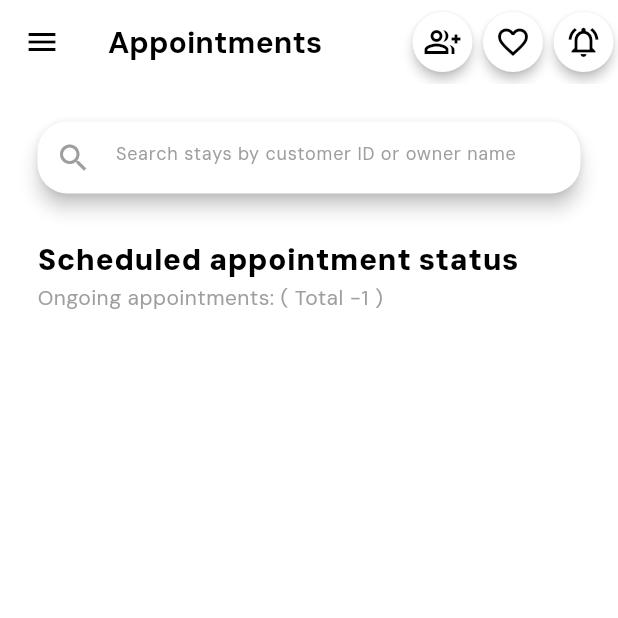
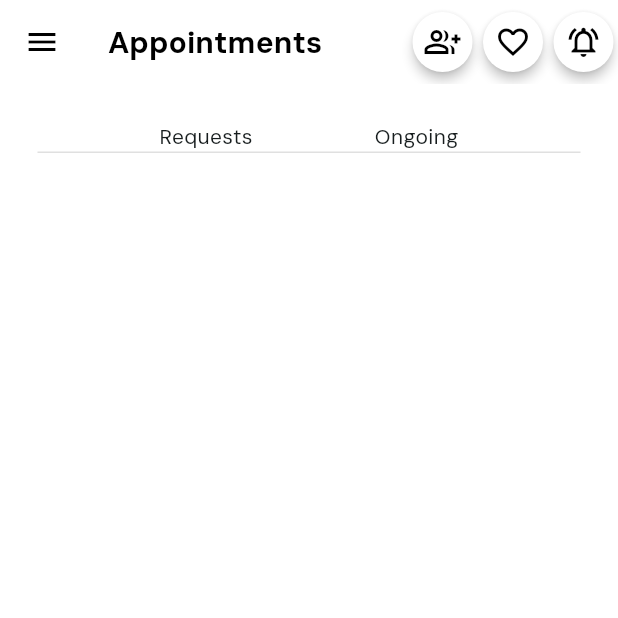
Before and after one commit to adahaggarwal/repdun, a Flutter app: the Appointments screen opened directly, on a phone screen of 412 x 824 dp, the top half of it. Run offline on Flutter 3.47's test engine with Material 3 defaults, Android fonts, the phone set to English and light mode, and no system bars; our stand-ins replace fluttertoast.

Commit message:
statech appointments

```diff
--- a/lib/screens/appointments.dart
+++ b/lib/screens/appointments.dart
@@ -2,47 +2,77 @@ import 'package:flutter/material.dart';
 import 'package:repdun/widgets/_buildAppBar.dart';
 import 'package:repdun/widgets/headText.dart';
 
-class Appointments extends StatelessWidget{
+class Appointments extends StatefulWidget {
+
+
+  @override
+  State<Appointments> createState() => _AppointmentsState();
+}
+
+class _AppointmentsState extends State<Appointments> {
+  String? selv = "request";
 
   @override
   Widget build(BuildContext context) {
-
     return Scaffold(
       backgroundColor: Colors.white,
       appBar: CustomAppBar(title: "Appointments"),
       body: SingleChildScrollView(
         child: Padding(
-          padding:const EdgeInsets.all(25.0),
+          padding: const EdgeInsets.all(25.0),
           child: Column(
             crossAxisAlignment: CrossAxisAlignment.start,
             children: [
-              Material(
-                elevation: 5,
-                color: Colors.white,
-                borderRadius: BorderRadius.circular(20),
-                child: TextField(
+              Container(
+                decoration: BoxDecoration(
+                  border: Border(
+                    bottom: BorderSide(color: Colors.grey.shade300, width: 1.0),
+                  ),
+                ),
+                child: Row(
+                  mainAxisAlignment: MainAxisAlignment.spaceEvenly,
+                  children: [
+                    GestureDetector(
+                      onTap: () {
+                        setState(() {
+                          selv = "request";
+                        });
+                      },
+                      child: Text("Requests"),
+                    ),
+                    GestureDetector(
+                      onTap: (){
+                        setState(() {
+                          selv = "ongoing";
+                        });
+                      },
+                      child: Text("Ongoing")),
+                  ],
+                ),
 
-                  decoration: InputDecoration(
-                    hintText: "Search stays by customer ID or owner name",
-                    border: InputBorder.none,
-                    prefixIcon: Icon(Icons.search,color: Colors.grey,),
-                    hintStyle: TextStyle(
-                      color: Colors.grey,
-                      fontSize: 12)
-                  )
-                ),
               ),
-              SizedBox(height: 30,),
-              Headtext(text: "Scheduled appointment status"),
-              Text("Ongoing appointments: ( Total -1 )", style: TextStyle(
-                color: Colors.grey
-              ),)
+              Expanded(
+                flex: 3,
+                child: Container(
+                  child: Column(
+                   crossAxisAlignment: CrossAxisAlignment.start,
+
+                    children: [
+                      if (selv=="request")...[
+                        Card(
+                          child: Row(
+
+                          ),
+                        )
+                      ]
+
+                    ],
+                  ),
+                ))
             ],
-
           ),
         ),
-      ) ,
-
+      ),
     );
   }
 }
```
